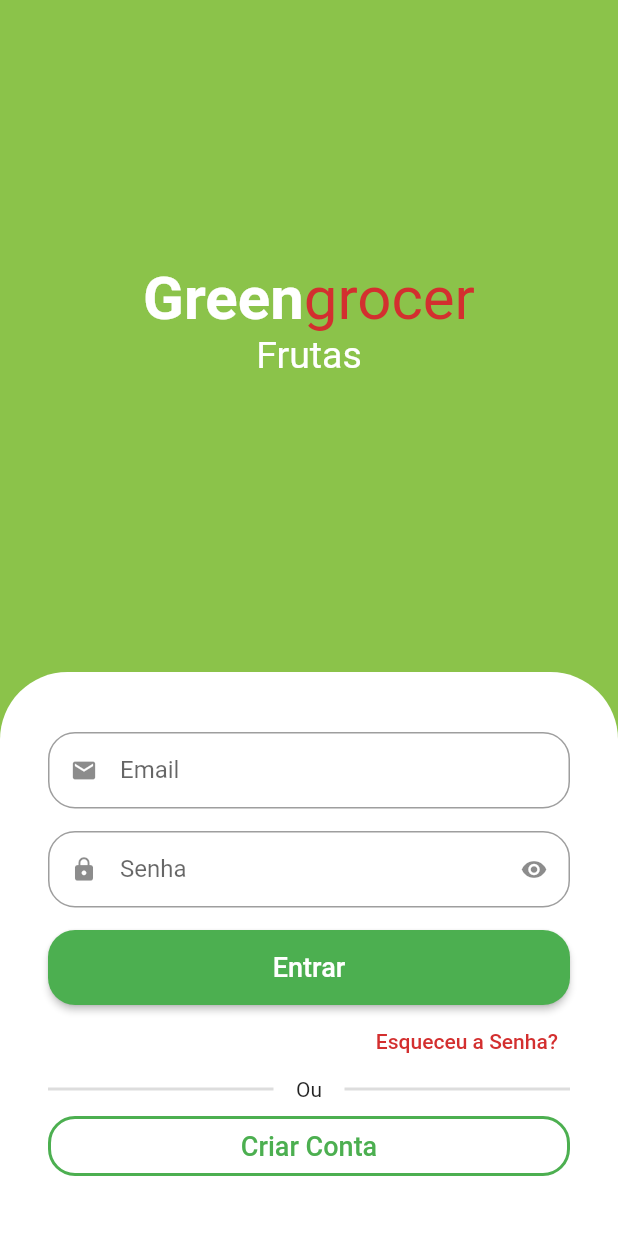
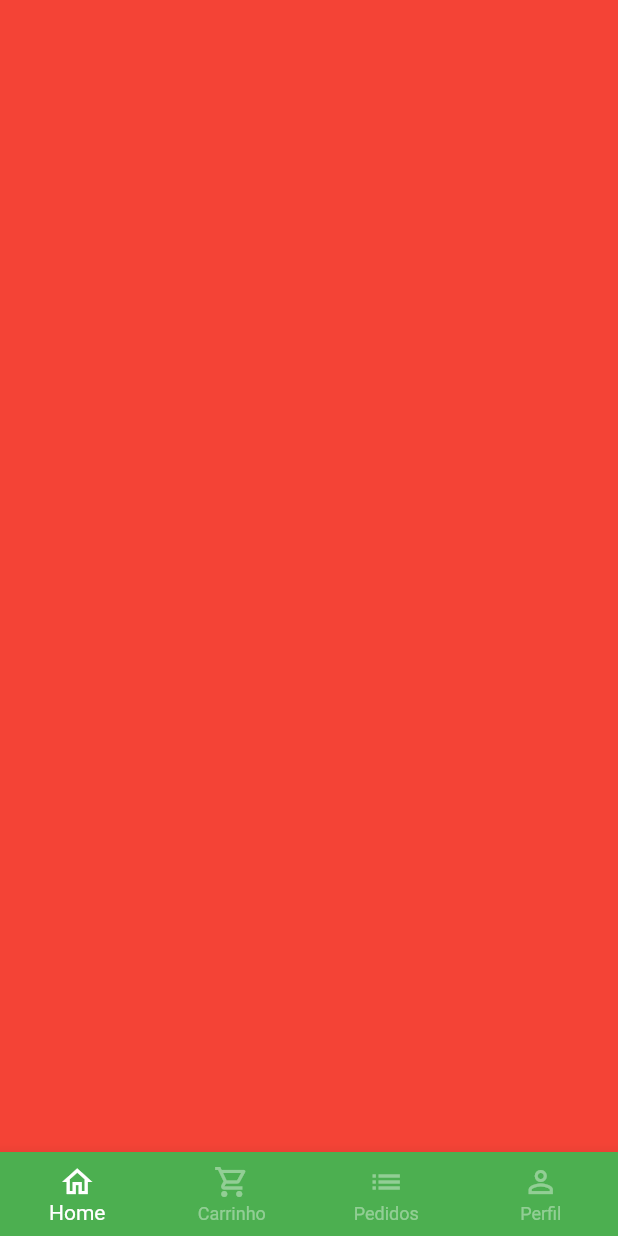
Before and after one commit to douglasfcsoares/greengrocer, a Flutter app: the screen it shows after launch, after a tap on "Entrar", on a phone screen of 412 x 824 dp. Run offline on Flutter 3.47's test engine with Material 2 defaults, Android fonts, the phone set to English and light mode, and no system bars; drawn by our look-alikes of animated_text_kit; our stand-ins replace mask_text_input_formatter.

Commit message:
Adicionei a tela base e Bottom Navigation Bar

```diff
--- a/lib/src/auth/sign_in_screen.dart
+++ b/lib/src/auth/sign_in_screen.dart
@@ -2,6 +2,7 @@ import 'package:animated_text_kit/animated_text_kit.dart';
 import 'package:flutter/material.dart';
 import 'package:greengrocer/src/auth/components/custom_text_field.dart';
 import 'package:greengrocer/src/auth/sign_up_screen.dart';
+import 'package:greengrocer/src/base/base_screen.dart';
 import 'package:greengrocer/src/config/custom_colors.dart';
 
 class SignInScreen extends StatelessWidget {
@@ -98,6 +99,7 @@ class SignInScreen extends StatelessWidget {
                       label: 'Senha',
                       isSecret: true,
                     ),
+
                     //#################### BOTÃO ENTRAR
 
                     SizedBox(
@@ -106,7 +108,15 @@ class SignInScreen extends StatelessWidget {
                           style: ElevatedButton.styleFrom(
                               shape: RoundedRectangleBorder(
                                   borderRadius: BorderRadius.circular(18))),
-                          onPressed: () {},
+                          onPressed: () {
+                            Navigator.of(context).pushReplacement(
+                              MaterialPageRoute(
+                                builder: (c) {
+                                  return const BaseScreen();
+                                },
+                              ),
+                            );
+                          },
                           child: const Text(
                             'Entrar',
                             style: TextStyle(
--- /dev/null
+++ b/lib/src/base/base_screen.dart
@@ -0,0 +1,69 @@
+import 'package:flutter/material.dart';
+
+class BaseScreen extends StatefulWidget {
+  const BaseScreen({Key? key}) : super(key: key);
+
+  @override
+  State<BaseScreen> createState() => _BaseScreenState();
+}
+
+class _BaseScreenState extends State<BaseScreen> {
+  int currentIndex = 0;
+  final pageController = PageController();
+
+  @override
+  Widget build(BuildContext context) {
+    return Scaffold(
+      body: PageView(
+        physics: const NeverScrollableScrollPhysics(),
+        controller: pageController,
+        children: [
+          Container(
+            color: Colors.red,
+          ),
+          Container(
+            color: Colors.yellow,
+          ),
+          Container(
+            color: Colors.blue,
+          ),
+          Container(
+            color: Colors.purple,
+          ),
+        ],
+      ),
+      bottomNavigationBar: BottomNavigationBar(
+        currentIndex: currentIndex,
+        onTap: (index) {
+          setState(() {
+            currentIndex = index;
+            pageController.jumpToPage(index);
+          });
+        },
+        //Usamos o Type.fixed para os icones não ficarem brancos acima de três itens
+        type: BottomNavigationBarType.fixed,
+        backgroundColor: Colors.green,
+        selectedItemColor: Colors.white,
+        unselectedItemColor: Colors.white.withAlpha(100),
+        items: const [
+          BottomNavigationBarItem(
+            icon: Icon(Icons.home_outlined),
+            label: 'Home',
+          ),
+          BottomNavigationBarItem(
+            icon: Icon(Icons.shopping_cart_outlined),
+            label: 'Carrinho',
+          ),
+          BottomNavigationBarItem(
+            icon: Icon(Icons.list),
+            label: 'Pedidos',
+          ),
+          BottomNavigationBarItem(
+            icon: Icon(Icons.person_outline),
+            label: 'Perfil',
+          ),
+        ],
+      ),
+    );
+  }
+}
```
